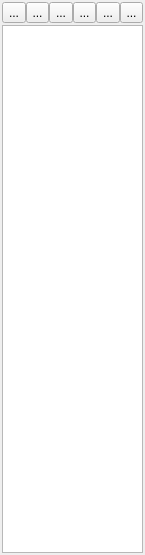
eigenbom/MQ-Sprite, file src/partlist.ui: the form before one commit.
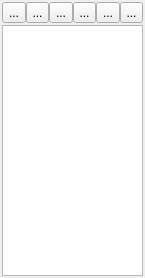
The form after the commit. Icons and pictures are not drawn. Custom widgets are drawn as their Qt base class.

```diff
--- a/src/partlist.ui
+++ b/src/partlist.ui
@@ -7,7 +7,7 @@
     <x>0</x>
     <y>0</y>
     <width>145</width>
-    <height>555</height>
+    <height>278</height>
    </rect>
   </property>
   <property name="sizePolicy">
@@ -18,7 +18,7 @@
   </property>
   <property name="minimumSize">
    <size>
-    <width>100</width>
+    <width>145</width>
     <height>0</height>
    </size>
   </property>
```
